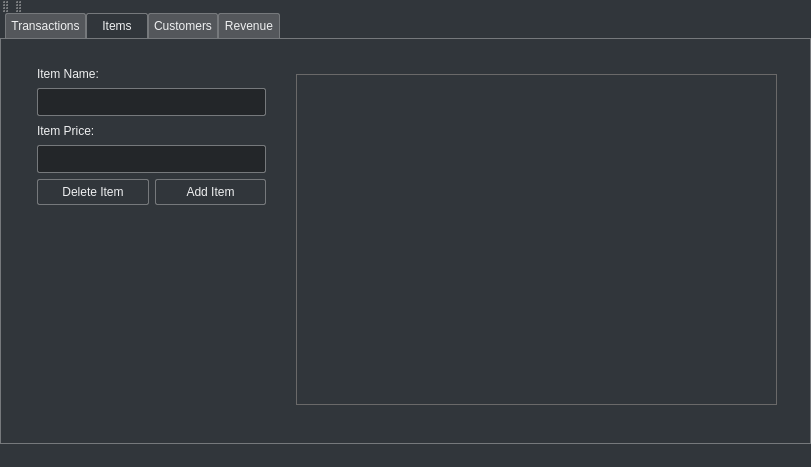
Above: mainwindow.ui from miabrielle/GroceryPOS before the change. Below: the same form after it.
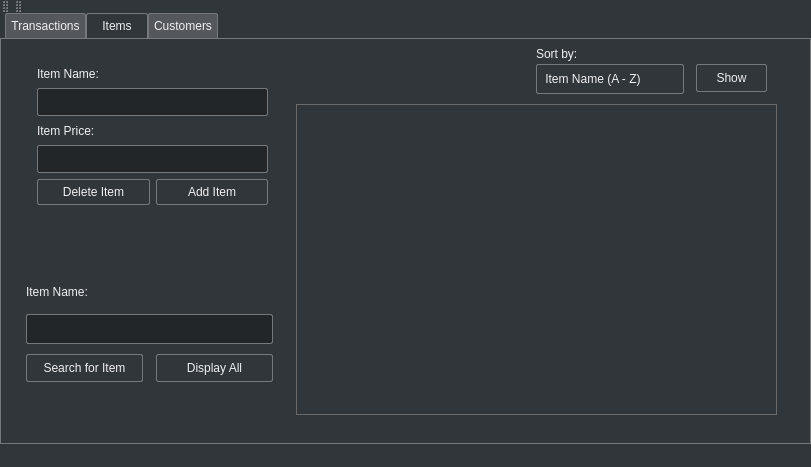
That is the form after the change.

Diff of the .ui file:
```diff
--- a/mainwindow.ui
+++ b/mainwindow.ui
@@ -415,7 +415,7 @@
        <rect>
         <x>20</x>
         <y>10</y>
-        <width>251</width>
+        <width>253</width>
         <height>162</height>
        </rect>
       </property>
@@ -442,23 +442,23 @@
          <item>
           <widget class="QLineEdit" name="itemPriceField"/>
          </item>
-        </layout>
-       </item>
-       <item>
-        <layout class="QHBoxLayout" name="horizontalLayout_2">
          <item>
-          <widget class="QPushButton" name="deleteItemButton">
-           <property name="text">
-            <string>Delete Item</string>
-           </property>
-          </widget>
-         </item>
-         <item>
-          <widget class="QPushButton" name="addItemButton">
-           <property name="text">
-            <string>Add Item</string>
-           </property>
-          </widget>
+          <layout class="QHBoxLayout" name="horizontalLayout_2">
+           <item>
+            <widget class="QPushButton" name="deleteItemButton">
+             <property name="text">
+              <string>Delete Item</string>
+             </property>
+            </widget>
+           </item>
+           <item>
+            <widget class="QPushButton" name="addItemButton">
+             <property name="text">
+              <string>Add Item</string>
+             </property>
+            </widget>
+           </item>
+          </layout>
          </item>
         </layout>
        </item>
@@ -468,12 +468,137 @@
       <property name="geometry">
        <rect>
         <x>290</x>
-        <y>30</y>
+        <y>60</y>
         <width>481</width>
-        <height>331</height>
+        <height>311</height>
        </rect>
       </property>
      </widget>
+     <widget class="QLabel" name="itemNameLabel_3">
+      <property name="geometry">
+       <rect>
+        <x>20</x>
+        <y>240</y>
+        <width>247</width>
+        <height>16</height>
+       </rect>
+      </property>
+      <property name="text">
+       <string>Item Name:</string>
+      </property>
+     </widget>
+     <widget class="QPushButton" name="displayAllButton">
+      <property name="geometry">
+       <rect>
+        <x>150</x>
+        <y>310</y>
+        <width>117</width>
+        <height>28</height>
+       </rect>
+      </property>
+      <property name="text">
+       <string>Display All</string>
+      </property>
+     </widget>
+     <widget class="QLabel" name="itemNameLabel_4">
+      <property name="geometry">
+       <rect>
+        <x>530</x>
+        <y>0</y>
+        <width>51</width>
+        <height>20</height>
+       </rect>
+      </property>
+      <property name="text">
+       <string>Sort by:</string>
+      </property>
+     </widget>
+     <widget class="QPushButton" name="sortItemsByButton">
+      <property name="geometry">
+       <rect>
+        <x>690</x>
+        <y>20</y>
+        <width>71</width>
+        <height>28</height>
+       </rect>
+      </property>
+      <property name="text">
+       <string>Show</string>
+      </property>
+     </widget>
+     <widget class="QComboBox" name="sortItemsByField">
+      <property name="geometry">
+       <rect>
+        <x>530</x>
+        <y>20</y>
+        <width>148</width>
+        <height>30</height>
+       </rect>
+      </property>
+      <item>
+       <property name="text">
+        <string> Item Name (A - Z)</string>
+       </property>
+      </item>
+      <item>
+       <property name="text">
+        <string>Item Name (Z - A)</string>
+       </property>
+      </item>
+      <item>
+       <property name="text">
+        <string>Item Price (Low - High)</string>
+       </property>
+      </item>
+      <item>
+       <property name="text">
+        <string>Item Price (High - Low)</string>
+       </property>
+      </item>
+      <item>
+       <property name="text">
+        <string>Quantity Sold (Low - High)</string>
+       </property>
+      </item>
+      <item>
+       <property name="text">
+        <string>Quantity Sold (High - Low)</string>
+       </property>
+      </item>
+      <item>
+       <property name="text">
+        <string>Total Revenue (Low - High)</string>
+       </property>
+      </item>
+      <item>
+       <property name="text">
+        <string>Total Revenue (High - Low)</string>
+       </property>
+      </item>
+     </widget>
+     <widget class="QLineEdit" name="searchItemBox">
+      <property name="geometry">
+       <rect>
+        <x>20</x>
+        <y>270</y>
+        <width>247</width>
+        <height>30</height>
+       </rect>
+      </property>
+     </widget>
+     <widget class="QPushButton" name="searchButton">
+      <property name="geometry">
+       <rect>
+        <x>20</x>
+        <y>310</y>
+        <width>117</width>
+        <height>28</height>
+       </rect>
+      </property>
+      <property name="text">
+       <string>Search for Item</string>
+      </property>
+     </widget>
     </widget>
     <widget class="QWidget" name="customersPage">
      <attribute name="title">
@@ -593,57 +718,6 @@
       </layout>
      </widget>
     </widget>
-    <widget class="QWidget" name="tab_3">
-     <attribute name="title">
-      <string>Revenue</string>
-     </attribute>
-     <widget class="QTableWidget" name="revenueTable">
-      <property name="geometry">
-       <rect>
-        <x>299</x>
-        <y>49</y>
-        <width>361</width>
-        <height>61</height>
-       </rect>
-      </property>
-     </widget>
-     <widget class="QLineEdit" name="searchItemBox">
-      <property name="geometry">
-       <rect>
-        <x>10</x>
-        <y>60</y>
-        <width>247</width>
-        <height>30</height>
-       </rect>
-      </property>
-     </widget>
-     <widget class="QPushButton" name="searchButton">
-      <property name="geometry">
-       <rect>
-        <x>10</x>
-        <y>110</y>
-        <width>117</width>
-        <height>28</height>
-       </rect>
-      </property>
-      <property name="text">
-       <string>Search</string>
-      </property>
-     </widget>
-     <widget class="QLabel" name="itemNameLabel_2">
-      <property name="geometry">
-       <rect>
-        <x>10</x>
-        <y>20</y>
-        <width>247</width>
-        <height>16</height>
-       </rect>
-      </property>
-      <property name="text">
-       <string>Item Name:</string>
-      </property>
-     </widget>
-    </widget>
    </widget>
   </widget>
   <widget class="QMenuBar" name="menuBar">
```
